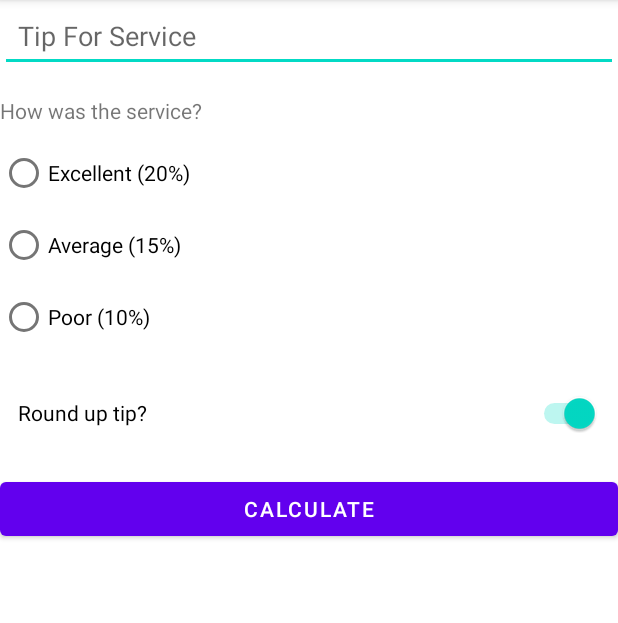
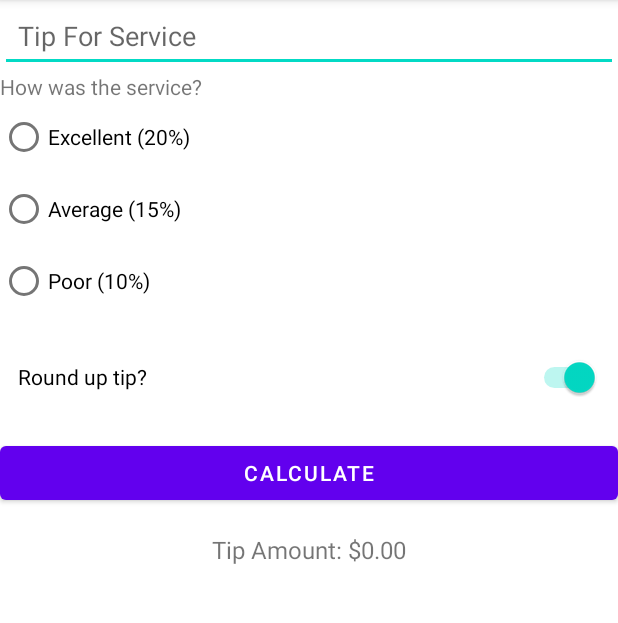
Before and after one commit to callie102003/cc17-3f-payumokg-act4, an Android app: the screen it shows after launch (MainActivity), on a phone screen of 412 x 824 dp, the part 84-707 px from its top. Run offline under Robolectric (Android 15) with nearby library versions, the phone set to English and light mode, and no system bars.

Commit message:
Update activity_main.xml

```diff
--- a/app/src/main/res/layout/activity_main.xml
+++ b/app/src/main/res/layout/activity_main.xml
@@ -1,4 +1,4 @@
-    <?xml version="1.0" encoding="utf-8"?>
+<?xml version="1.0" encoding="utf-8"?>
 <androidx.constraintlayout.widget.ConstraintLayout
     xmlns:android="http://schemas.android.com/apk/res/android"
     xmlns:app="http://schemas.android.com/apk/res-auto"
@@ -28,8 +28,7 @@
         android:layout_height="wrap_content"
         android:text="How was the service?"
         app:layout_constraintTop_toBottomOf="@id/tips_for_service"
-        app:layout_constraintStart_toStartOf="parent"
-        android:layout_marginTop="16dp"/>
+        app:layout_constraintStart_toStartOf="parent"/>
 
 
     <RadioGroup
@@ -38,27 +37,31 @@
         android:layout_height="wrap_content"
         android:orientation="vertical"
         app:layout_constraintTop_toBottomOf="@id/Service_rating"
-        app:layout_constraintStart_toStartOf="parent"
-        android:layout_marginTop="8dp">
+        app:layout_constraintStart_toStartOf="parent">
+
 
         <RadioButton
             android:id="@+id/option_twenty_percent"
             android:text="Excellent (20%)"
             android:layout_width="wrap_content"
-            android:layout_height="wrap_content" />
+            android:layout_height="wrap_content"/>
+
 
         <RadioButton
             android:id="@+id/option_fifteen_percent"
             android:text="Average (15%)"
             android:layout_width="wrap_content"
-            android:layout_height="wrap_content" />
+            android:layout_height="wrap_content"/>
+
 
         <RadioButton
             android:id="@+id/option_ten_percent"
             android:text="Poor (10%)"
             android:layout_width="wrap_content"
-            android:layout_height="wrap_content" />
+            android:layout_height="wrap_content"/>
+
     </RadioGroup>
+
 
     <Switch
         android:id="@+id/round_tip"
@@ -68,9 +71,11 @@
         android:layout_height="48dp"
         android:padding="12dp"
         app:layout_constraintTop_toBottomOf="@id/tip_option"
-        app:layout_constraintStart_toStartOf="parent"
+        app:layout_constraintStart_toStartOf="@id/tip_option"
         app:layout_constraintEnd_toEndOf="parent"
         android:layout_marginTop="16dp"/>
+
+
 
     <Button
         android:id="@+id/calc_button"
@@ -82,4 +87,16 @@
         app:layout_constraintEnd_toEndOf="parent"
         android:layout_marginTop="16dp"/>
 
+    <!-- TextView for Displaying Tip Result -->
+    <TextView
+        android:id="@+id/tip_result"
+        android:text="Tip Amount: $0.00"
+        android:textSize="16sp"
+        android:layout_width="wrap_content"
+        android:layout_height="wrap_content"
+        app:layout_constraintTop_toBottomOf="@id/calc_button"
+        app:layout_constraintStart_toStartOf="parent"
+        app:layout_constraintEnd_toEndOf="parent"
+        android:layout_marginTop="16dp"/>
+
 </androidx.constraintlayout.widget.ConstraintLayout>
```
